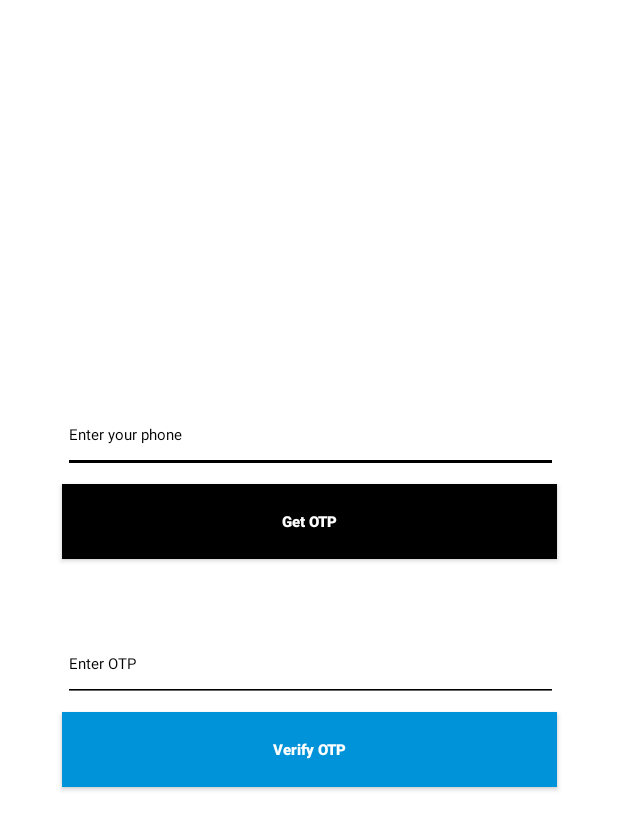
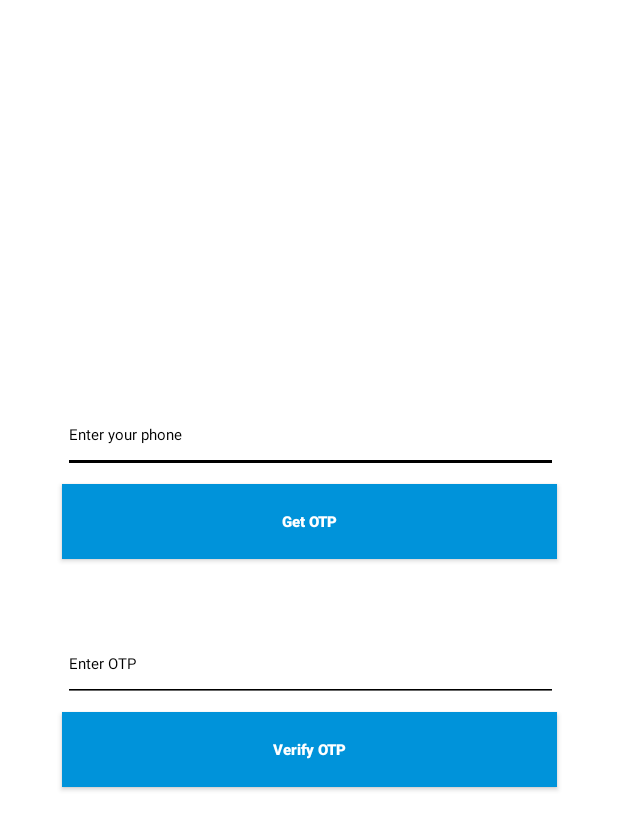
Before and after one commit to gurleen131/Uni-Connect, an Android app: the layout activity_phone_authentication.xml on its own in the app's theme, with its tools: preview values and no code run, on a phone screen of 412 x 824 dp. Shown: the top 830 px of the screen. Run offline under Robolectric (Android 15) with nearby library versions, the phone set to English and light mode, and no system bars.

Commit message:
New files Added

```diff
--- a/app/src/main/res/layout/activity_phone_authentication.xml
+++ b/app/src/main/res/layout/activity_phone_authentication.xml
@@ -34,7 +34,7 @@
         android:layout_width="330dp"
         android:layout_height="50dp"
         android:layout_below="@id/idEdtPhoneNumber"
-        android:background="@color/black"
+        android:background="@color/blue"
         android:gravity="center"
         android:text="Get OTP"
         android:textAllCaps="false"
```
